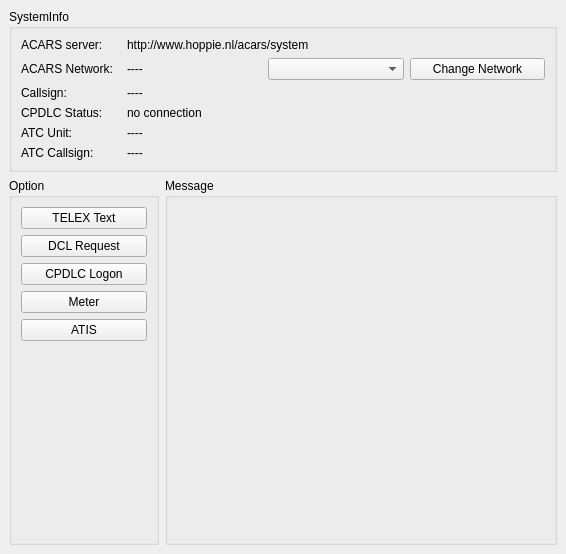
half-nothing/SimpleCPDLC, file src/ui/form/main_window.ui: the form before one commit.
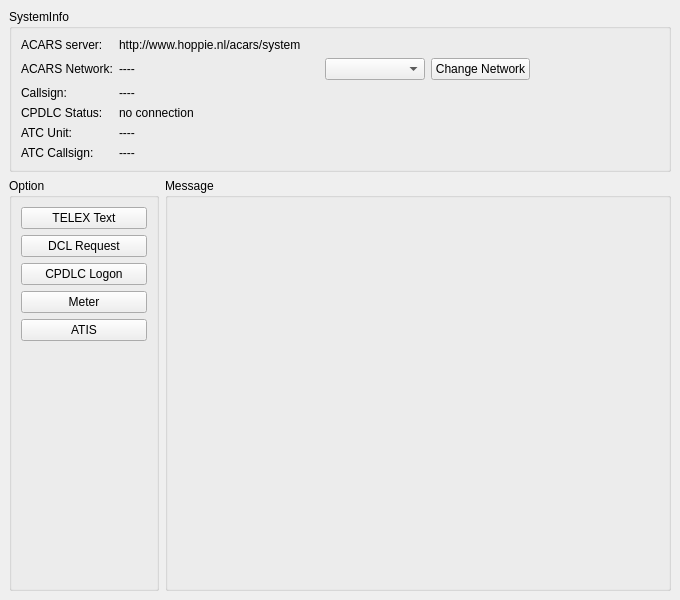
The form after the commit. Custom widgets are drawn as their Qt base class.

Diff of the .ui file:
```diff
--- a/src/ui/form/main_window.ui
+++ b/src/ui/form/main_window.ui
@@ -6,14 +6,14 @@
    <rect>
     <x>0</x>
     <y>0</y>
-    <width>566</width>
-    <height>554</height>
+    <width>680</width>
+    <height>600</height>
    </rect>
   </property>
   <property name="minimumSize">
    <size>
-    <width>566</width>
-    <height>554</height>
+    <width>680</width>
+    <height>600</height>
    </size>
   </property>
   <property name="windowTitle">
@@ -39,15 +39,61 @@
        <string>SystemInfo</string>
       </property>
       <layout class="QGridLayout" name="gridLayout_2">
-       <item row="3" column="0">
-        <widget class="QLabel" name="label_2">
+       <item row="0" column="0">
+        <widget class="QLabel" name="label_4">
          <property name="text">
-          <string>CPDLC Status:</string>
+          <string>ACARS server:</string>
          </property>
         </widget>
        </item>
        <item row="1" column="2">
-        <widget class="QComboBox" name="network_select"/>
+        <widget class="QComboBox" name="network_select">
+         <property name="sizePolicy">
+          <sizepolicy hsizetype="Fixed" vsizetype="Fixed">
+           <horstretch>0</horstretch>
+           <verstretch>0</verstretch>
+          </sizepolicy>
+         </property>
+         <property name="minimumSize">
+          <size>
+           <width>100</width>
+           <height>0</height>
+          </size>
+         </property>
+        </widget>
+       </item>
+       <item row="1" column="1">
+        <widget class="QLabel" name="network">
+         <property name="minimumSize">
+          <size>
+           <width>200</width>
+           <height>0</height>
+          </size>
+         </property>
+         <property name="text">
+          <string>----</string>
+         </property>
+        </widget>
+       </item>
+       <item row="4" column="0">
+        <widget class="QLabel" name="label">
+         <property name="text">
+          <string>ATC Unit:</string>
+         </property>
+        </widget>
+       </item>
+       <item row="1" column="3">
+        <widget class="QPushButton" name="change_network_btn">
+         <property name="sizePolicy">
+          <sizepolicy hsizetype="Fixed" vsizetype="Fixed">
+           <horstretch>0</horstretch>
+           <verstretch>0</verstretch>
+          </sizepolicy>
+         </property>
+         <property name="text">
+          <string>Change Network</string>
+         </property>
+        </widget>
        </item>
        <item row="2" column="0">
         <widget class="QLabel" name="label_1">
@@ -74,6 +120,13 @@
          </property>
         </widget>
        </item>
+       <item row="3" column="0">
+        <widget class="QLabel" name="label_2">
+         <property name="text">
+          <string>CPDLC Status:</string>
+         </property>
+        </widget>
+       </item>
        <item row="5" column="0">
         <widget class="QLabel" name="label_3">
          <property name="text">
@@ -88,42 +141,20 @@
          </property>
         </widget>
        </item>
-       <item row="0" column="0">
-        <widget class="QLabel" name="label_4">
-         <property name="text">
-          <string>ACARS server:</string>
+       <item row="1" column="4">
+        <spacer name="horizontalSpacer">
+         <property name="orientation">
+          <enum>Qt::Orientation::Horizontal</enum>
          </property>
-        </widget>
-       </item>
-       <item row="4" column="0">
-        <widget class="QLabel" name="label">
-         <property name="text">
-          <string>ATC Unit:</string>
+         <property name="sizeHint" stdset="0">
+          <size>
+           <width>40</width>
+           <height>20</height>
+          </size>
          </property>
-        </widget>
+        </spacer>
        </item>
-       <item row="1" column="1">
-        <widget class="QLabel" name="network">
-         <property name="text">
-          <string>----</string>
-         </property>
-        </widget>
-       </item>
-       <item row="1" column="3">
-        <widget class="QPushButton" name="change_network">
-         <property name="text">
-          <string>Change Network</string>
-         </property>
-        </widget>
-       </item>
-       <item row="0" column="1" colspan="3">
-        <widget class="QLabel" name="acars_server_url">
-         <property name="text">
-          <string>http://www.hoppie.nl/acars/system</string>
-         </property>
-        </widget>
-       </item>
-       <item row="2" column="1" colspan="3">
+       <item row="2" column="1" colspan="4">
         <widget class="QLabel" name="callsign">
          <property name="sizePolicy">
           <sizepolicy hsizetype="Preferred" vsizetype="Preferred">
@@ -142,27 +173,34 @@
          </property>
         </widget>
        </item>
-       <item row="3" column="1" colspan="3">
+       <item row="3" column="1" colspan="4">
         <widget class="QLabel" name="cpdlc_status">
          <property name="text">
           <string>no connection</string>
          </property>
         </widget>
        </item>
-       <item row="4" column="1" colspan="3">
+       <item row="4" column="1" colspan="4">
         <widget class="QLabel" name="atc_unit">
          <property name="text">
           <string>----</string>
          </property>
         </widget>
        </item>
-       <item row="5" column="1" colspan="3">
+       <item row="5" column="1" colspan="4">
         <widget class="QLabel" name="atc_callsign">
          <property name="text">
           <string>----</string>
          </property>
         </widget>
        </item>
+       <item row="0" column="1" colspan="4">
+        <widget class="QLabel" name="acars_server_url">
+         <property name="text">
+          <string>http://www.hoppie.nl/acars/system</string>
+         </property>
+        </widget>
+       </item>
       </layout>
      </widget>
     </item>
@@ -176,7 +214,7 @@
       </property>
       <property name="minimumSize">
        <size>
-        <width>0</width>
+        <width>150</width>
         <height>0</height>
        </size>
       </property>
@@ -281,7 +319,7 @@
     <rect>
      <x>0</x>
      <y>0</y>
-     <width>566</width>
+     <width>680</width>
      <height>21</height>
     </rect>
    </property>
```
